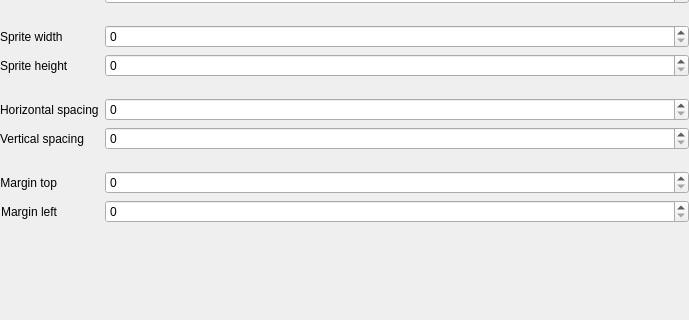
First picture: the form in gui/Sol2dTexturePackerGui/Splitter/GridPropertyEditorWidget.ui, repository brainstream/Sol2D-Texture-Packer, before the edit; both pictures show x 0 to 689 and y 123 to 443 of the 689 by 816 pixel window.
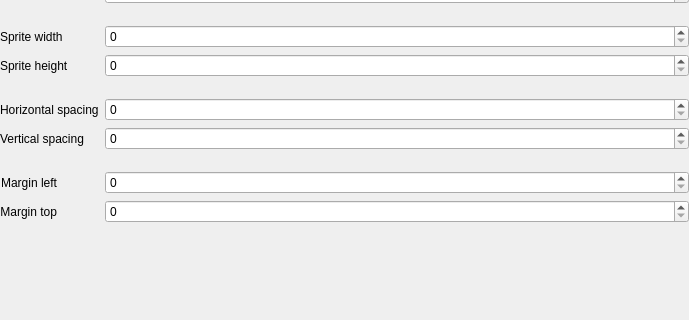
Second picture: the form after the edit.

Diff of the .ui file:
```diff
--- a/gui/Sol2dTexturePackerGui/Splitter/GridPropertyEditorWidget.ui
+++ b/gui/Sol2dTexturePackerGui/Splitter/GridPropertyEditorWidget.ui
@@ -190,7 +190,7 @@
     </widget>
    </item>
    <item row="9" column="1">
-    <widget class="QSpinBox" name="m_spin_vspacing">
+    <widget class="QSpinBox" name="m_spin_hspacing">
      <property name="sizePolicy">
       <sizepolicy hsizetype="Expanding" vsizetype="Fixed">
        <horstretch>0</horstretch>
@@ -210,7 +210,7 @@
     </widget>
    </item>
    <item row="10" column="1">
-    <widget class="QSpinBox" name="m_spin_hspacing">
+    <widget class="QSpinBox" name="m_spin_vspacing">
      <property name="sizePolicy">
       <sizepolicy hsizetype="Expanding" vsizetype="Fixed">
        <horstretch>0</horstretch>
@@ -239,35 +239,6 @@
     </spacer>
    </item>
    <item row="12" column="0">
-    <widget class="QLabel" name="m_label_margin_top">
-     <property name="text">
-      <string>Margin top</string>
-     </property>
-     <property name="alignment">
-      <set>Qt::AlignmentFlag::AlignRight|Qt::AlignmentFlag::AlignTrailing|Qt::AlignmentFlag::AlignVCenter</set>
-     </property>
-    </widget>
-   </item>
-   <item row="12" column="1">
-    <widget class="QSpinBox" name="m_spin_margin_top">
-     <property name="sizePolicy">
-      <sizepolicy hsizetype="Expanding" vsizetype="Fixed">
-       <horstretch>0</horstretch>
-       <verstretch>0</verstretch>
-      </sizepolicy>
-     </property>
-     <property name="minimumSize">
-      <size>
-       <width>48</width>
-       <height>0</height>
-      </size>
-     </property>
-     <property name="maximum">
-      <number>10000</number>
-     </property>
-    </widget>
-   </item>
-   <item row="13" column="0">
     <widget class="QLabel" name="m_label_margin_left">
      <property name="text">
       <string>Margin left</string>
@@ -277,7 +248,7 @@
      </property>
     </widget>
    </item>
-   <item row="13" column="1">
+   <item row="12" column="1">
     <widget class="QSpinBox" name="m_spin_margin_left">
      <property name="sizePolicy">
       <sizepolicy hsizetype="Expanding" vsizetype="Fixed">
@@ -296,7 +267,36 @@
      </property>
     </widget>
    </item>
-   <item row="14" column="1">
+   <item row="13" column="0">
+    <widget class="QLabel" name="m_label_margin_top">
+     <property name="text">
+      <string>Margin top</string>
+     </property>
+     <property name="alignment">
+      <set>Qt::AlignmentFlag::AlignRight|Qt::AlignmentFlag::AlignTrailing|Qt::AlignmentFlag::AlignVCenter</set>
+     </property>
+    </widget>
+   </item>
+   <item row="13" column="1">
+    <widget class="QSpinBox" name="m_spin_margin_top">
+     <property name="sizePolicy">
+      <sizepolicy hsizetype="Expanding" vsizetype="Fixed">
+       <horstretch>0</horstretch>
+       <verstretch>0</verstretch>
+      </sizepolicy>
+     </property>
+     <property name="minimumSize">
+      <size>
+       <width>48</width>
+       <height>0</height>
+      </size>
+     </property>
+     <property name="maximum">
+      <number>10000</number>
+     </property>
+    </widget>
+   </item>
+   <item row="14" column="0" colspan="2">
     <spacer name="m_spacer">
      <property name="orientation">
       <enum>Qt::Orientation::Vertical</enum>
```
Left out of the diff: 12 changed lines with no effect on the pictures.
